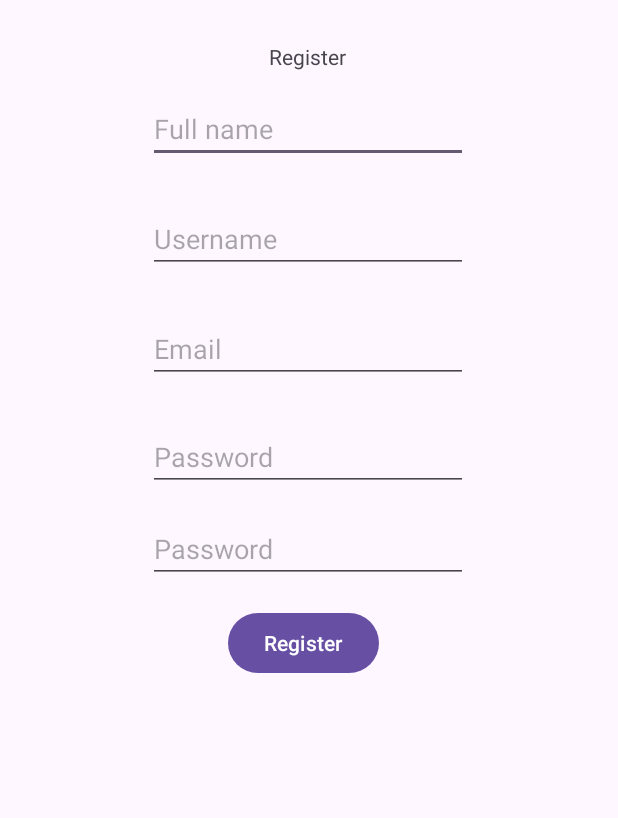
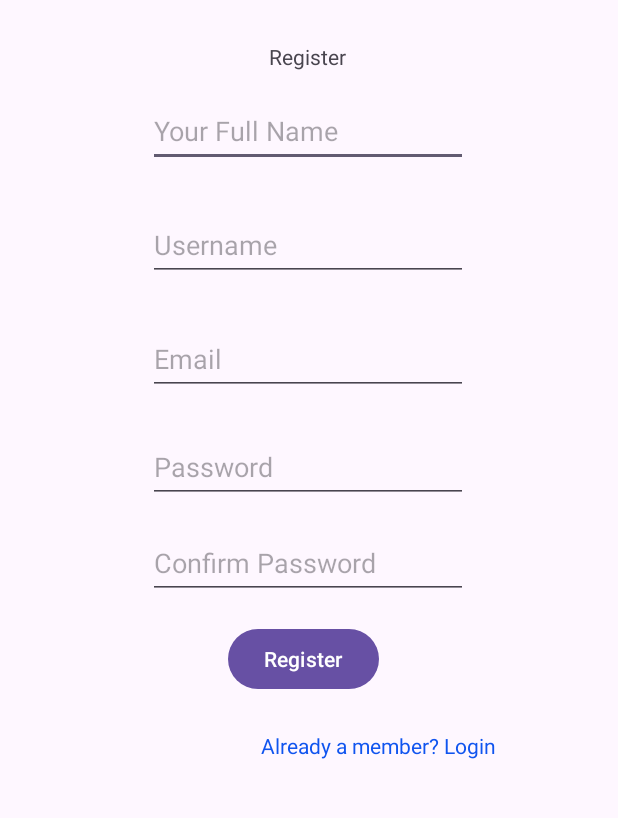
Before and after one commit to techwithrichard/MyFit, an Android app: the screen it shows after launch (RegisterActivity), after a tap on "Register", on a phone screen of 412 x 824 dp, the part 180-998 px from its top. Run offline under Robolectric (Android 15) with nearby library versions, the light colour scheme and no system bars.

Commit message:
updated register and login activities

```diff
--- /dev/null
+++ b/app/src/main/java/com/tewiri/myfit/DatabaseHelper.java
@@ -0,0 +1,4 @@
+package com.tewiri.myfit;
+
+public class DatabaseHelper {
+}
--- a/app/src/main/java/com/tewiri/myfit/RegisterActivity.java
+++ b/app/src/main/java/com/tewiri/myfit/RegisterActivity.java
@@ -4,6 +4,7 @@ import android.content.Intent;
 import android.os.Bundle;
 import android.widget.Button;
 import android.widget.EditText;
+import android.widget.TextView;
 import android.widget.Toast;
 
 import androidx.activity.EdgeToEdge;
@@ -16,6 +17,7 @@ public class RegisterActivity extends AppCompatActivity {
 
 //declrations
     EditText fullnameTv, usernameTv, emailTv, passwordTv, confirmTv;
+    TextView loginTv;
     Button regsiterBtn;
     @Override
     protected void onCreate(Bundle savedInstanceState) {
@@ -30,6 +32,13 @@ public class RegisterActivity extends AppCompatActivity {
         passwordTv=findViewById(R.id.passwordEtRegister);
         confirmTv = findViewById(R.id.confirmPassword);
         regsiterBtn=findViewById(R.id.registrationButton);
+        loginTv=findViewById(R.id.loginTv);
+
+        loginTv.setOnClickListener(view -> {
+            Intent intent = new Intent(RegisterActivity.this, LoginActivity.class);
+            startActivity(intent);
+            finish();
+        });
 
         regsiterBtn.setOnClickListener(view -> {
             String fullname = fullnameTv.getText().toString().trim();
@@ -38,18 +47,34 @@ public class RegisterActivity extends AppCompatActivity {
             String password = passwordTv.getText().toString().trim();
             String confirm = confirmTv.getText().toString().trim();
 
-//
 
-            if(fullname.isEmpty() ||  username.isEmpty() || email.isEmpty() || password.isEmpty() || confirm.isEmpty()){
-                Toast.makeText(this, "Input all credentials", Toast.LENGTH_SHORT).show();
+            if(fullname.isEmpty()){
+                Toast.makeText(this, "Input Full Name", Toast.LENGTH_SHORT).show();
 
             }
+            else if(username.isEmpty()){
+                Toast.makeText(this, "Input Username", Toast.LENGTH_SHORT).show();
+
+            }
+            else if(email.isEmpty()){
+                Toast.makeText(this, "Input Email", Toast.LENGTH_SHORT).show();
+
+            }
+            else if(password.isEmpty()){
+                Toast.makeText(this, "Input Password", Toast.LENGTH_SHORT).show();
+
+            }
+            else if(confirm.isEmpty()){
+                Toast.makeText(this, "Input Confirm Password", Toast.LENGTH_SHORT).show();
+
+            }
+
             else if(!password.equals(confirm)){ //password.compare(confirm)
                 Toast.makeText(this, "Password does not match", Toast.LENGTH_SHORT).show();
 
             }
             else if(password.length()<8){ //password.compare(confirm)
-                Toast.makeText(this, "Password must be more than 8 char", Toast.LENGTH_SHORT).show();
+                Toast.makeText(this, "Password must be more than 8 characters", Toast.LENGTH_SHORT).show();
 
             }
             else{
@@ -62,6 +87,9 @@ public class RegisterActivity extends AppCompatActivity {
 
             }
 
+//            store data in database
+
+
         });
     }
 }
--- a/app/src/main/res/layout/activity_register.xml
+++ b/app/src/main/res/layout/activity_register.xml
@@ -7,126 +7,133 @@
     android:layout_height="match_parent"
     tools:context=".LoginActivity">
     <!--logo-->
+    <ImageView
 
-    <!--    registration page-->
-
-    <!--    fullname-->
-
-
-    <!--username-->
-
-    <!--password-->
-
-    <ImageView
         android:id="@+id/logoImage"
         android:layout_width="170dp"
         android:layout_height="104dp"
         android:layout_marginTop="16dp"
+        android:contentDescription="@string/logoDescription"
         app:layout_constraintEnd_toEndOf="parent"
         app:layout_constraintHorizontal_bias="0.497"
         app:layout_constraintStart_toStartOf="parent"
         app:layout_constraintTop_toTopOf="parent"
         app:srcCompat="@drawable/logo1" />
 
+<!--    registration textview-->
     <TextView
         android:id="@+id/registerTv"
         android:layout_width="wrap_content"
         android:layout_height="wrap_content"
         android:layout_marginTop="28dp"
-        android:text="Register"
+        android:text="@string/register"
         app:layout_constraintEnd_toEndOf="parent"
         app:layout_constraintHorizontal_bias="0.498"
         app:layout_constraintStart_toStartOf="parent"
         app:layout_constraintTop_toBottomOf="@+id/logoImage" />
 
+<!--    full name-->
     <EditText
         android:id="@+id/fullnameEtRegister"
         android:layout_width="wrap_content"
         android:layout_height="wrap_content"
         android:layout_marginTop="16dp"
         android:ems="10"
+        android:hint="@string/full_name"
         android:inputType="text"
-        android:hint="Full name"
+        android:minHeight="48dp"
+        android:autofillHints="name"
         app:layout_constraintEnd_toEndOf="parent"
         app:layout_constraintHorizontal_bias="0.497"
         app:layout_constraintStart_toStartOf="parent"
         app:layout_constraintTop_toBottomOf="@+id/registerTv" />
 
-    <!--login button-->
-
+    <!--username-->
     <EditText
         android:id="@+id/usernameEtRegister"
         android:layout_width="wrap_content"
         android:layout_height="wrap_content"
         android:layout_marginTop="28dp"
         android:ems="10"
+        android:hint="@string/username"
+        android:autofillHints="username"
         android:inputType="text"
-        android:hint="@string/username"
+        android:minHeight="48dp"
         app:layout_constraintEnd_toEndOf="parent"
         app:layout_constraintHorizontal_bias="0.497"
         app:layout_constraintStart_toStartOf="parent"
         app:layout_constraintTop_toBottomOf="@+id/fullnameEtRegister" />
-
+<!--email-->
     <EditText
         android:id="@+id/emailEtRegister"
         android:layout_width="wrap_content"
         android:layout_height="wrap_content"
         android:layout_marginTop="28dp"
         android:ems="10"
+        android:hint="@string/email"
         android:inputType="textWebEmailAddress"
-        android:hint="Email"
+        android:minHeight="48dp"
+        android:autofillHints="emailAddress"
         app:layout_constraintEnd_toEndOf="parent"
         app:layout_constraintHorizontal_bias="0.497"
         app:layout_constraintStart_toStartOf="parent"
         app:layout_constraintTop_toBottomOf="@+id/usernameEtRegister" />
 
+<!--    password-->
     <EditText
         android:id="@+id/passwordEtRegister"
         android:layout_width="wrap_content"
         android:layout_height="wrap_content"
         android:layout_marginTop="100dp"
         android:ems="10"
+        android:hint="@string/password"
         android:inputType="textPassword"
-        android:hint="Password"
+        android:minHeight="48dp"
         app:layout_constraintEnd_toEndOf="parent"
         app:layout_constraintHorizontal_bias="0.497"
         app:layout_constraintStart_toStartOf="parent"
         app:layout_constraintTop_toBottomOf="@+id/usernameEtRegister" />
 
+<!--    confirm password-->
     <EditText
         android:id="@+id/confirmPassword"
         android:layout_width="wrap_content"
         android:layout_height="wrap_content"
         android:layout_marginTop="16dp"
         android:ems="10"
+        android:hint="@string/confirm_password"
         android:inputType="textPassword"
-        android:hint="Password"
+        android:minHeight="48dp"
+        android:autofillHints="password"
         app:layout_constraintEnd_toEndOf="parent"
         app:layout_constraintHorizontal_bias="0.497"
         app:layout_constraintStart_toStartOf="parent"
         app:layout_constraintTop_toBottomOf="@+id/passwordEtRegister" />
 
+<!--    registration button-->
     <Button
         android:id="@+id/registrationButton"
         android:layout_width="wrap_content"
         android:layout_height="wrap_content"
         android:layout_marginTop="16dp"
-        android:text="Register"
-        app:layout_constraintBottom_toBottomOf="parent"
+        android:text="@string/register"
         app:layout_constraintEnd_toEndOf="parent"
         app:layout_constraintHorizontal_bias="0.489"
         app:layout_constraintStart_toStartOf="parent"
-        app:layout_constraintTop_toBottomOf="@+id/confirmPassword"
+        app:layout_constraintTop_toBottomOf="@+id/confirmPassword" />
+
+    <TextView
+        android:id="@+id/loginTv"
+        android:layout_width="wrap_content"
+        android:layout_height="wrap_content"
+        android:layout_marginTop="24dp"
+        android:text="@string/already_member"
+        android:textColor="@color/linkTextViewColor"
+        app:layout_constraintBottom_toBottomOf="parent"
+        app:layout_constraintEnd_toEndOf="parent"
+        app:layout_constraintHorizontal_bias="0.682"
+        app:layout_constraintStart_toStartOf="parent"
+        app:layout_constraintTop_toBottomOf="@+id/registrationButton"
         app:layout_constraintVertical_bias="0.0" />
 
-    <!--    <Button-->
-<!--        android:id="@+id/loginBtn"-->
-<!--        android:layout_width="wrap_content"-->
-<!--        android:layout_height="wrap_content"-->
-<!--        android:text="Login"-->
-<!--        app:layout_constraintBottom_toBottomOf="parent"-->
-<!--        app:layout_constraintEnd_toEndOf="parent"-->
-<!--        app:layout_constraintHorizontal_bias="0.498"-->
-<!--        app:layout_constraintStart_toStartOf="parent" />-->
-
 </androidx.constraintlayout.widget.ConstraintLayout>
--- a/app/src/main/res/values/colors.xml
+++ b/app/src/main/res/values/colors.xml
@@ -3,4 +3,5 @@
     <color name="black">#FF000000</color>
     <color name="white">#FFFFFFFF</color>
     <color name="logoColor">#4f16f3</color>
+    <color name="linkTextViewColor">#0f54ef</color>
 </resources>
--- a/app/src/main/res/values/strings.xml
+++ b/app/src/main/res/values/strings.xml
@@ -4,5 +4,11 @@
     <string name="login">Login</string>
     <string name="password">Password</string>
     <string name="logoDescription">This is for the logo</string>
+    <string name="register">Register</string>
+    <string name="email">Email</string>
+    <string name="full_name">Your Full Name</string>
+    <string name="confirm_password">Confirm Password</string>
+    <string name="already_member">Already a member? Login</string>
+    <string name="notRegistered">Not a member? Register</string>
 
 </resources>
```
Also changed, not shown: app/src/main/java/com/tewiri/myfit/LoginActivity.java (+23 -17 lines), app/src/main/res/layout/activity_login.xml (+14 -1 lines).
